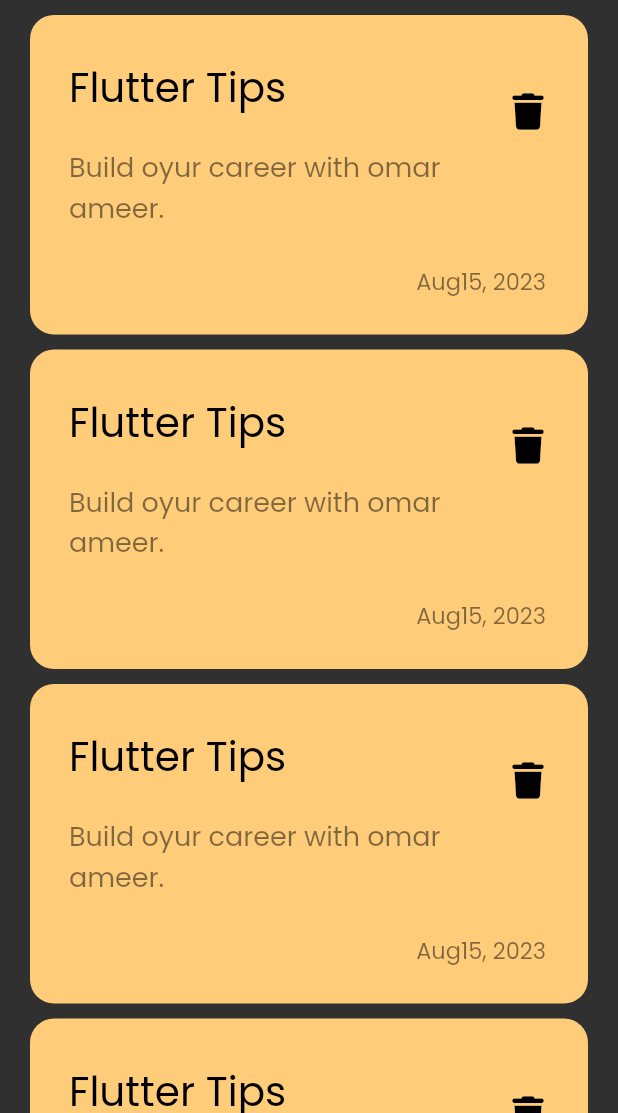
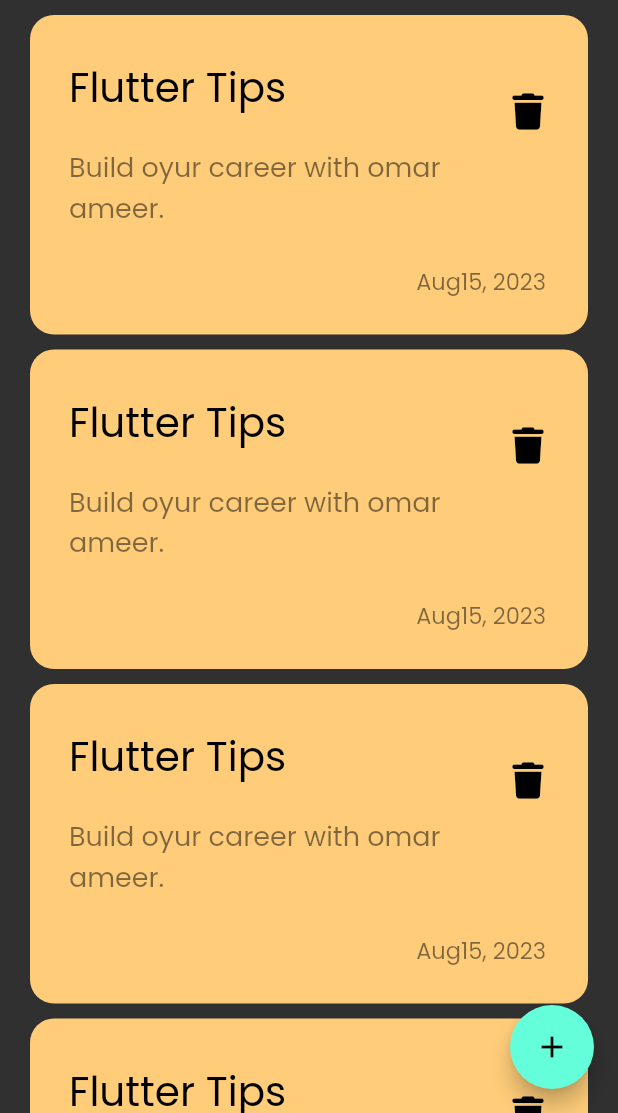
Before and after one commit to OmarAmeer96/notes_app, a Flutter app: the screen it shows after launch, on a phone screen of 412 x 824 dp, the part 123-1236 px from its top. Run offline on Flutter 3.47's test engine with Material 2 defaults, Android fonts, the phone set to English and light mode, and no system bars; our stand-ins replace font_awesome_flutter.

Commit message:
Create floating action button.

```diff
--- a/lib/views/notes_view.dart
+++ b/lib/views/notes_view.dart
@@ -6,8 +6,14 @@ class NotesView extends StatelessWidget {
 
   @override
   Widget build(BuildContext context) {
-    return const Scaffold(
-      body: NotesViewBody(),
+    return Scaffold(
+      floatingActionButton: FloatingActionButton(
+        onPressed: () {},
+        child: const Icon(
+          Icons.add,
+        ),
+      ),
+      body: const NotesViewBody(),
     );
   }
 }
```
